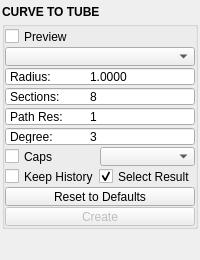
This is mayatk/nurbs_utils/curve_to_tube.ui in m3trik/mayatk as Qt 5 draws it before an edit. The edited form follows.
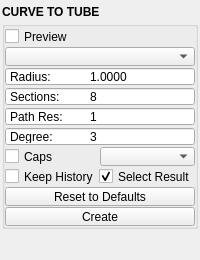
This is the edited form. Custom widgets are drawn as their Qt base class.

Diff of the .ui file:
```diff
--- a/mayatk/nurbs_utils/curve_to_tube.ui
+++ b/mayatk/nurbs_utils/curve_to_tube.ui
@@ -19,7 +19,7 @@
   <property name="dockOptions">
    <set>QMainWindow::AllowNestedDocks|QMainWindow::AllowTabbedDocks|QMainWindow::AnimatedDocks|QMainWindow::ForceTabbedDocks</set>
   </property>
-  <property name="bnabled" stdset="0">
+  <property name="enabled" stdset="0">
    <bool>true</bool>
   </property>
   <widget class="QWidget" name="central_widget">
@@ -516,7 +516,7 @@
              <property name="flat">
               <bool>false</bool>
              </property>
-             <property name="bnabled" stdset="0">
+             <property name="enabled" stdset="0">
               <bool>true</bool>
              </property>
             </widget>
```
